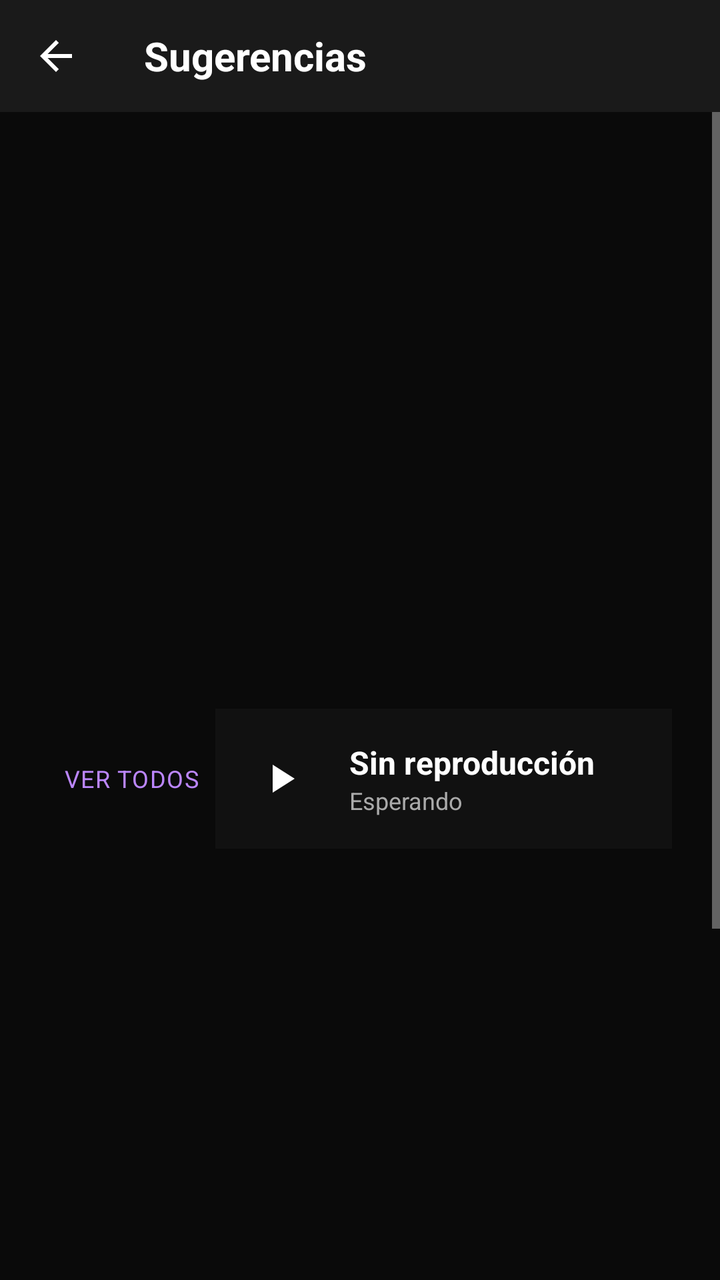
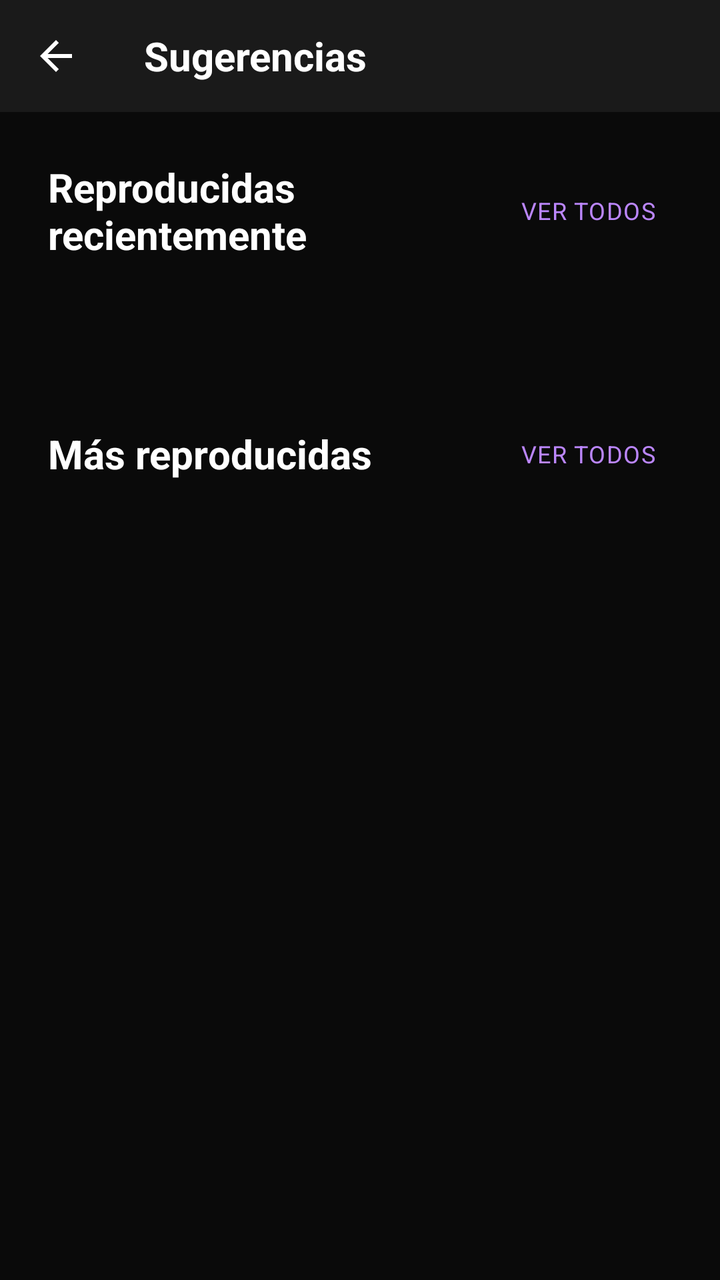

Compare the two renders of this Android layout. The source of the first and the diff that turns it into the second are given below.
<!-- AndroidManifest.xml: activity theme Theme.Music1 -->
<!-- res/layout/activity_sugerir.xml -->
<?xml version="1.0" encoding="utf-8"?>
<LinearLayout xmlns:android="http://schemas.android.com/apk/res/android"
    xmlns:app="http://schemas.android.com/apk/res-auto"
    android:layout_width="match_parent"
    android:layout_height="match_parent"
    android:orientation="vertical"
    android:background="@color/fondo_principal">

    
    <com.google.android.material.appbar.MaterialToolbar
        android:id="@+id/toolbar"
        android:layout_width="match_parent"
        android:layout_height="?attr/actionBarSize"
        android:background="@color/fondo_secundario"
        app:navigationIcon="@drawable/ic_arrow_back"
        app:title="Sugerencias"
        app:titleTextColor="@color/texto_primario"
        app:titleTextAppearance="@style/Text.H3" />

    <ScrollView
        android:layout_width="match_parent"
        android:layout_height="match_parent"
        android:fillViewport="true">

        <LinearLayout
            android:layout_width="match_parent"
            android:layout_height="wrap_content"
            android:orientation="vertical"
            android:padding="@dimen/spacing_m">

            
            <LinearLayout
                android:layout_width="match_parent"
                android:layout_height="wrap_content"
                android:orientation="horizontal"
                android:gravity="center_vertical"
                android:layout_marginBottom="@dimen/spacing_s">

                <TextView
                    android:layout_width="0dp"
                    android:layout_height="wrap_content"
                    android:layout_weight="1"
                    android:text="Reproducidas recientemente"
                    style="@style/Text.H3" />

                <TextView
                    android:id="@+id/btnVerTodosRecientes"
                    android:layout_width="wrap_content"
                    android:layout_height="wrap_content"
                    android:text="VER TODOS"
                    style="@style/Text.Caption"
                    android:textColor="@color/accento_principal"
                    android:padding="@dimen/spacing_xs" />
                <include layout="@layout/layout_miniplayer" />
</LinearLayout>

            <HorizontalScrollView
                android:layout_width="match_parent"
                android:layout_height="wrap_content"
                android:layout_marginBottom="@dimen/spacing_l"
                android:scrollbars="none">

                <LinearLayout
                    android:id="@+id/carruselRecientes"
                    android:layout_width="wrap_content"
                    android:layout_height="wrap_content"
                    android:orientation="horizontal"
                    android:paddingBottom="@dimen/spacing_xs" />

            </HorizontalScrollView>

            
            <LinearLayout
                android:layout_width="match_parent"
                android:layout_height="wrap_content"
                android:orientation="horizontal"
                android:gravity="center_vertical"
                android:layout_marginTop="@dimen/spacing_m"
                android:layout_marginBottom="@dimen/spacing_s">

                <TextView
                    android:layout_width="0dp"
                    android:layout_height="wrap_content"
                    android:layout_weight="1"
                    android:text="Más reproducidas"
                    style="@style/Text.H3" />

                <TextView
                    android:id="@+id/btnVerTodosTop"
                    android:layout_width="wrap_content"
                    android:layout_height="wrap_content"
                    android:text="VER TODOS"
                    style="@style/Text.Caption"
                    android:textColor="@color/accento_principal"
                    android:padding="@dimen/spacing_xs" />
            </LinearLayout>

            <HorizontalScrollView
                android:layout_width="match_parent"
                android:layout_height="wrap_content"
                android:layout_marginBottom="@dimen/spacing_l"
                android:scrollbars="none">

                <LinearLayout
                    android:id="@+id/carruselTop"
                    android:layout_width="wrap_content"
                    android:layout_height="wrap_content"
                    android:orientation="horizontal"
                    android:paddingBottom="@dimen/spacing_xs" />

            </HorizontalScrollView>

            
            <TextView
                android:id="@+id/tvEmpty"
                android:layout_width="match_parent"
                android:layout_height="wrap_content"
                android:gravity="center"
                android:text="Reproduce canciones para ver sugerencias"
                android:textColor="@color/texto_secundario"
                android:padding="@dimen/spacing_xl"
                android:visibility="gone" />

        </LinearLayout>
    </ScrollView>
</LinearLayout>
<!-- res/layout/layout_miniplayer.xml (included above) -->
<?xml version="1.0" encoding="utf-8"?>
<LinearLayout xmlns:android="http://schemas.android.com/apk/res/android"
    android:id="@+id/miniPlayer"
    android:layout_width="match_parent"
    android:layout_height="70dp"
    android:background="#111111"
    android:orientation="horizontal"
    android:padding="10dp"
    android:gravity="center_vertical">

    <ImageButton
        android:id="@+id/btnMiniPlay"
        android:layout_width="45dp"
        android:layout_height="45dp"
        android:background="@android:color/transparent"
        android:src="@drawable/ic_play"
        android:tint="@android:color/white" />

    <LinearLayout
        android:layout_width="0dp"
        android:layout_height="wrap_content"
        android:layout_weight="1"
        android:orientation="vertical"
        android:paddingStart="12dp">

        <TextView
            android:id="@+id/txtMiniTitulo"
            android:layout_width="wrap_content"
            android:layout_height="wrap_content"
            android:text="Sin reproducción"
            android:textColor="@android:color/white"
            android:textSize="16sp"
            android:textStyle="bold" />

        <TextView
            android:id="@+id/txtMiniEstado"
            android:layout_width="wrap_content"
            android:layout_height="wrap_content"
            android:text="Esperando"
            android:textColor="#AAAAAA"
            android:textSize="12sp" />

    </LinearLayout>

    <ImageButton
        android:id="@+id/btnAbrirPlayer"
        android:layout_width="45dp"
        android:layout_height="45dp"
        android:background="@android:color/transparent"
        android:src="@drawable/ic_music_note"
        android:tint="@android:color/white" />

</LinearLayout>
<!-- resources referenced by this layout -->
<resources>
  <color name="accento_principal">#BB86FC</color>
  <color name="fondo_principal">#0A0A0A</color>
  <color name="fondo_secundario">#1A1A1A</color>
  <color name="texto_primario">#FFFFFF</color>
  <color name="texto_secundario">#B3FFFFFF</color>
  <dimen name="spacing_l">32dp</dimen>
  <dimen name="spacing_m">24dp</dimen>
  <dimen name="spacing_s">16dp</dimen>
  <dimen name="spacing_xl">48dp</dimen>
  <dimen name="spacing_xs">8dp</dimen>
  <!-- drawable ic_arrow_back (drawable) -->
  <vector xmlns:android="http://schemas.android.com/apk/res/android"
      android:width="24dp"
      android:height="24dp"
      android:viewportWidth="24"
      android:viewportHeight="24">
      <path
          android:fillColor="#FFFFFF"
          android:pathData="M20,11H7.83l5.59,-5.59L12,4l-8,8 8,8 1.41,-1.41L7.83,13H20v-2z"/>
  </vector>
  <!-- drawable ic_music_note (drawable) -->
  <?xml version="1.0" encoding="utf-8"?>
  <vector xmlns:android="http://schemas.android.com/apk/res/android"
      android:width="24dp"
      android:height="24dp"
      android:viewportWidth="24"
      android:viewportHeight="24">
      <path
          android:fillColor="#FFFFFFFF"
          android:pathData="M12,3v10.55c-0.59,-0.34 -1.27,-0.55 -2,-0.55 -2.21,0 -4,1.79 -4,4s1.79,4 4,4 4,-1.79 4,-4V7h4V3h-6z"/>
  </vector>
  <!-- drawable ic_play (drawable) -->
  <?xml version="1.0" encoding="utf-8"?>
  <vector xmlns:android="http://schemas.android.com/apk/res/android"
      android:width="24dp"
      android:height="24dp"
      android:viewportWidth="24"
      android:viewportHeight="24">
      <path
          android:fillColor="#FFFFFF"
          android:pathData="M8,5v14l11,-7z"/>
  </vector>
  <style name="Text.Caption" parent="TextAppearance.AppCompat">
          <item name="android:textSize">12sp</item>
          <item name="android:textColor">@color/texto_terciario</item>
          <item name="android:letterSpacing">0.04</item>
      </style>
  <style name="Text.H3" parent="TextAppearance.AppCompat">
          <item name="android:textSize">20sp</item>
          <item name="android:textStyle">bold</item>
          <item name="android:textColor">@color/texto_primario</item>
      </style>
  <style name="Theme.Music1" parent="Theme.MaterialComponents.DayNight.NoActionBar">
          <item name="colorPrimary">@color/accento_principal</item>
          <item name="colorPrimaryDark">@color/azul_profundo</item>
          <item name="colorAccent">@color/destello_play</item>
          <item name="android:windowBackground">@color/fondo_principal</item>
          <item name="android:colorBackground">@color/fondo_principal</item>
          <item name="android:textColorPrimary">@color/texto_primario</item>
          <item name="android:textColorSecondary">@color/texto_secundario</item>
          <item name="android:statusBarColor">@color/fondo_principal</item>
      </style>
  <color name="texto_terciario">#80FFFFFF</color>
  <color name="azul_profundo">#0A1929</color>
  <color name="destello_play">#03DAC6</color>
</resources>

<!-- the commit's change to res/layout/activity_sugerir.xml (unified diff, before → after) -->
@@ -51,8 +51,7 @@
                     style="@style/Text.Caption"
                     android:textColor="@color/accento_principal"
                     android:padding="@dimen/spacing_xs" />
-                <include layout="@layout/layout_miniplayer" />
-</LinearLayout>
+            </LinearLayout>
 
             <HorizontalScrollView
                 android:layout_width="match_parent"
@@ -124,57 +123,3 @@
         </LinearLayout>
     </ScrollView>
 </LinearLayout>
-<!-- res/layout/layout_miniplayer.xml (included above) -->
-<?xml version="1.0" encoding="utf-8"?>
-<LinearLayout xmlns:android="http://schemas.android.com/apk/res/android"
-    android:id="@+id/miniPlayer"
-    android:layout_width="match_parent"
-    android:layout_height="70dp"
-    android:background="#111111"
-    android:orientation="horizontal"
-    android:padding="10dp"
-    android:gravity="center_vertical">
-
-    <ImageButton
-        android:id="@+id/btnMiniPlay"
-        android:layout_width="45dp"
-        android:layout_height="45dp"
-        android:background="@android:color/transparent"
-        android:src="@drawable/ic_play"
-        android:tint="@android:color/white" />
-
-    <LinearLayout
-        android:layout_width="0dp"
-        android:layout_height="wrap_content"
-        android:layout_weight="1"
-        android:orientation="vertical"
-        android:paddingStart="12dp">
-
-        <TextView
-            android:id="@+id/txtMiniTitulo"
-            android:layout_width="wrap_content"
-            android:layout_height="wrap_content"
-            android:text="Sin reproducción"
-            android:textColor="@android:color/white"
-            android:textSize="16sp"
-            android:textStyle="bold" />
-
-        <TextView
-            android:id="@+id/txtMiniEstado"
-            android:layout_width="wrap_content"
-            android:layout_height="wrap_content"
-            android:text="Esperando"
-            android:textColor="#AAAAAA"
-            android:textSize="12sp" />
-
-    </LinearLayout>
-
-    <ImageButton
-        android:id="@+id/btnAbrirPlayer"
-        android:layout_width="45dp"
-        android:layout_height="45dp"
-        android:background="@android:color/transparent"
-        android:src="@drawable/ic_music_note"
-        android:tint="@android:color/white" />
-
-</LinearLayout>
<!-- resource entries referenced after the edit -->
@@ -19,28 +19,6 @@
       <path
           android:fillColor="#FFFFFF"
           android:pathData="M20,11H7.83l5.59,-5.59L12,4l-8,8 8,8 1.41,-1.41L7.83,13H20v-2z"/>
-  </vector>
-  <!-- drawable ic_music_note (drawable) -->
-  <?xml version="1.0" encoding="utf-8"?>
-  <vector xmlns:android="http://schemas.android.com/apk/res/android"
-      android:width="24dp"
-      android:height="24dp"
-      android:viewportWidth="24"
-      android:viewportHeight="24">
-      <path
-          android:fillColor="#FFFFFFFF"
-          android:pathData="M12,3v10.55c-0.59,-0.34 -1.27,-0.55 -2,-0.55 -2.21,0 -4,1.79 -4,4s1.79,4 4,4 4,-1.79 4,-4V7h4V3h-6z"/>
-  </vector>
-  <!-- drawable ic_play (drawable) -->
-  <?xml version="1.0" encoding="utf-8"?>
-  <vector xmlns:android="http://schemas.android.com/apk/res/android"
-      android:width="24dp"
-      android:height="24dp"
-      android:viewportWidth="24"
-      android:viewportHeight="24">
-      <path
-          android:fillColor="#FFFFFF"
-          android:pathData="M8,5v14l11,-7z"/>
   </vector>
   <style name="Text.Caption" parent="TextAppearance.AppCompat">
           <item name="android:textSize">12sp</item>
